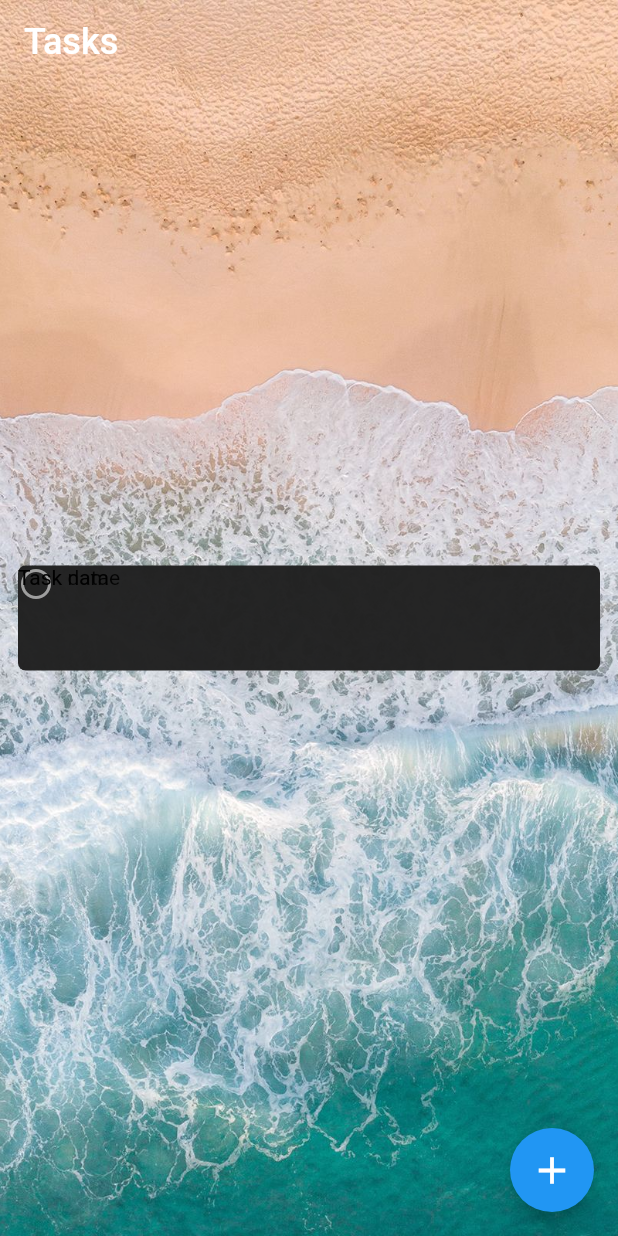
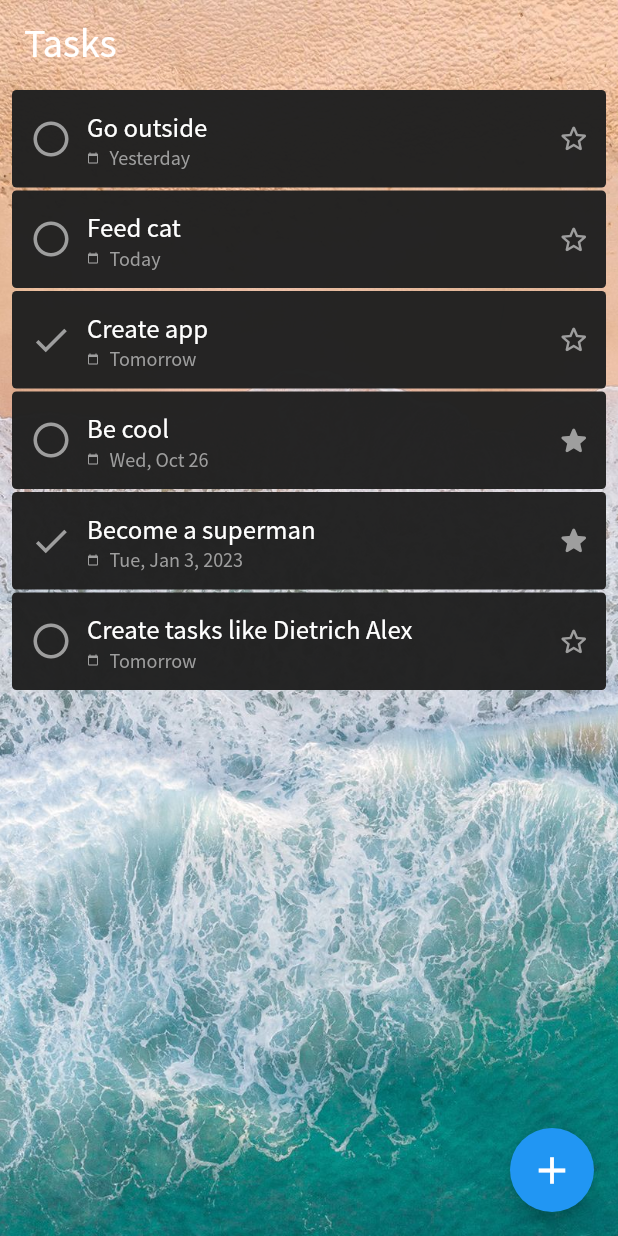
Before and after one commit to 8DietmarBarbarossa8/TODO_List, a Flutter app: the screen it shows after launch, after a tap on the "add" icon, on a phone screen of 412 x 824 dp. Run offline on Flutter 3.47's test engine with Material 2 defaults, Android fonts, the phone set to English and light mode, and no system bars.

Commit message:
added: created ui card, working adding, correct info output

```diff
--- a/lib/main.dart
+++ b/lib/main.dart
@@ -13,6 +13,7 @@ class MyApp extends StatelessWidget {
       debugShowCheckedModeBanner: false,
       theme: ThemeData(
         primarySwatch: Colors.blue,
+        fontFamily: 'NotoSansJP',
       ),
       home: const Todo(),
     );
--- a/lib/models/task.dart
+++ b/lib/models/task.dart
@@ -1,7 +1,12 @@
 class Task {
   late String taskName;
   late DateTime data;
+  late bool isStarred;
   late bool isCompleted;
 
-  Task({required this.taskName, required this.data, required this.isCompleted});
+  Task(
+      {required this.taskName,
+      required this.data,
+      required this.isStarred,
+      required this.isCompleted});
 }
--- a/lib/models/todo.dart
+++ b/lib/models/todo.dart
@@ -1,5 +1,6 @@
 import 'package:flutter/material.dart';
-import 'package:todo_list/views/recipe_card.dart';
+import 'package:todo_list/models/task.dart';
+import 'package:todo_list/views/todo_card.dart';
 
 class Todo extends StatefulWidget {
   const Todo({Key? key}) : super(key: key);
@@ -9,6 +10,44 @@ class Todo extends StatefulWidget {
 }
 
 class _TodoState extends State<Todo> {
+  final List<TodoCard> _cards = [
+    TodoCard(
+        task: Task(
+          taskName: "Go outside",
+          data: DateTime(2022, 9, 3),
+          isStarred: false,
+          isCompleted: false,
+        )),
+    TodoCard(
+        task: Task(
+          taskName: "Feed cat",
+          data: DateTime(2022, 9, 4),
+          isStarred: false,
+          isCompleted: false,
+        )),
+    TodoCard(
+        task: Task(
+          taskName: "Create app",
+          data: DateTime(2022, 9, 5),
+          isStarred: false,
+          isCompleted: true,
+        )),
+    TodoCard(
+        task: Task(
+          taskName: "Be cool",
+          data: DateTime(2022, 10, 26),
+          isStarred: true,
+          isCompleted: false,
+        )),
+    TodoCard(
+        task: Task(
+          taskName: "Become a superman",
+          data: DateTime(2023, 1, 3),
+          isStarred: true,
+          isCompleted: true,
+        )),
+  ];
+
   @override
   Widget build(BuildContext context) {
     return Scaffold(
@@ -22,16 +61,19 @@ class _TodoState extends State<Todo> {
         elevation: 0,
       ),
       body: Container(
-        alignment: Alignment.center,
-        padding: const EdgeInsets.all(12),
-        decoration: const BoxDecoration(
-            image: DecorationImage(
-                image: AssetImage('assets/todo_background.jpg'),
-                fit: BoxFit.cover)),
-        child: RecipeCard(),
-      ),
+          alignment: Alignment.center,
+          padding: const EdgeInsets.all(3),
+          decoration: const BoxDecoration(
+              image: DecorationImage(
+                  image: AssetImage('assets/todo_background.jpg'),
+                  fit: BoxFit.cover)),
+          child: ListView(
+            children: [for (var c in _cards) c],
+          )),
       floatingActionButton: FloatingActionButton(
-        onPressed: () => _addTask(),
+        onPressed: () => setState(() {
+          _addTask();
+        }),
         child: const Icon(
           Icons.add,
           size: 30,
@@ -40,5 +82,12 @@ class _TodoState extends State<Todo> {
     );
   }
 
-  void _addTask() {}
+  void _addTask() {
+    _cards.add(TodoCard(task: Task(
+      taskName: "Create tasks like Dietrich Alex",
+      data: DateTime(2022, 9, 5),
+      isStarred: false,
+      isCompleted: false,
+    )));
+  }
 }
--- a/lib/views/recipe_card.dart
+++ /dev/null
@@ -1,26 +0,0 @@
-import 'package:flutter/material.dart';
-
-class RecipeCard extends StatelessWidget {
-  const RecipeCard({
-    Key? key,
-  }) : super(key: key);
-
-  @override
-  Widget build(BuildContext context) {
-    return Container(
-      width: MediaQuery.of(context).size.width,
-      height: 70,
-      decoration: BoxDecoration(
-        color: const Color.fromARGB(250, 33, 33, 33),
-        borderRadius: BorderRadius.circular(5),
-      ),
-      child: Stack(
-        children: const [
-          Icon(Icons.circle_outlined, color: Colors.grey,),
-          Text("Task name"),
-          Text("Task data")
-        ],
-      ),
-    );
-  }
-}
--- /dev/null
+++ b/lib/views/todo_card.dart
@@ -0,0 +1,149 @@
+import 'package:flutter/material.dart';
+import 'package:todo_list/models/task.dart';
+
+class TodoCard extends StatelessWidget {
+  late Task task;
+
+  TodoCard({Key? key, required this.task}) : super(key: key);
+
+  @override
+  Widget build(BuildContext context) {
+    return Container(
+      margin: const EdgeInsets.symmetric(horizontal: 5, vertical: 1),
+      width: MediaQuery.of(context).size.width,
+      height: 65,
+      decoration: BoxDecoration(
+        color: const Color.fromARGB(250, 33, 33, 33),
+        borderRadius: BorderRadius.circular(3),
+      ),
+      child: Stack(
+        children: [
+          Align(
+            alignment: Alignment.bottomLeft,
+            child: Row(
+              mainAxisAlignment: MainAxisAlignment.spaceBetween,
+              children: [
+                Container(
+                  margin: const EdgeInsets.all(12),
+                  child: Row(
+                    children: [
+                      Icon(
+                        task.isCompleted ? Icons.check : Icons.circle_outlined,
+                        color: Colors.grey,
+                        size: 28,
+                      ),
+                      const SizedBox(width: 10),
+                      Column(
+                        crossAxisAlignment: CrossAxisAlignment.start,
+                        children: [
+                          Text(
+                            task.taskName,
+                            style: const TextStyle(
+                              color: Colors.white,
+                              fontSize: 16,
+                            ),
+                          ),
+                          Row(
+                            children: [
+                              const Icon(
+                                Icons.calendar_today,
+                                color: Colors.grey,
+                                size: 8,
+                              ),
+                              const SizedBox(
+                                width: 7,
+                              ),
+                              Text(
+                                _setDataFormat(),
+                                style: const TextStyle(
+                                  color: Colors.grey,
+                                  fontSize: 12,
+                                ),
+                              ),
+                            ],
+                          )
+                        ],
+                      )
+                    ],
+                  ),
+                ),
+                Container(
+                  margin: const EdgeInsets.all(10),
+                  child: Row(
+                    children: [
+                      const SizedBox(width: 10),
+                      Icon(
+                        task.isStarred
+                            ? Icons.star_rounded
+                            : Icons.star_outline_rounded,
+                        color: Colors.grey,
+                        size: 23,
+                      ),
+                    ],
+                  ),
+                )
+              ],
+            ),
+          ),
+        ],
+      ),
+    );
+  }
+
+  String _setDataFormat() {
+    DateTime dateTime = task.data;
+    DateTime currentDT = DateTime.now();
+
+    bool yearEquals = dateTime.year == currentDT.year;
+    bool monthEquals = dateTime.month == currentDT.month;
+
+    if (yearEquals && monthEquals && dateTime.day == currentDT.day - 1) {
+      return "Yesterday";
+    } else if (yearEquals && monthEquals && dateTime.day == currentDT.day) {
+      return "Today";
+    } else if (yearEquals && monthEquals && dateTime.day == currentDT.day + 1) {
+      return "Tomorrow";
+    } else {
+      String weekday = _setWeekDay(dateTime.weekday);
+
+      String month = _setMonth(dateTime.month);
+      String day = "${dateTime.day}";
+
+      bool equalsYears = dateTime.year == currentDT.year;
+      String year = !equalsYears ? ", ${dateTime.year}" : '';
+
+      return '$weekday, $month $day$year';
+    }
+  }
+
+  String _setWeekDay(int weekday) {
+    Map weekdays = {
+      1: "Mon",
+      2: "Tue",
+      3: "Wed",
+      4: "Thu",
+      5: "Fri",
+      6: "Sat",
+      7: "Sun",
+    };
+    return weekdays[weekday];
+  }
+
+  String _setMonth(int month) {
+    Map months = {
+      1: "Jan",
+      2: "Feb",
+      3: "Mar",
+      4: "Apr",
+      5: "May",
+      6: "June",
+      7: "July",
+      8: "Aug",
+      9: "Sep",
+      10: "Oct",
+      11: "Nov",
+      12: "Dec",
+    };
+    return months[month];
+  }
+}
--- a/pubspec.yaml
+++ b/pubspec.yaml
@@ -22,6 +22,11 @@ dev_dependencies:
 
 
 flutter:
+  fonts:
+    - family: NotoSansJP
+      fonts:
+        - asset: fonts/NotoSansJP-Medium.otf
+
   assets:
     - assets/
   uses-material-design: true
```
Also changed, not shown: 1 other file.
